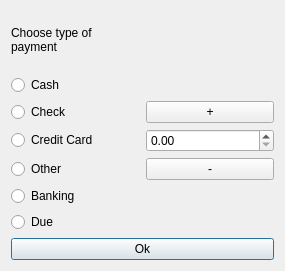
This is plugins/accountreceiptsplugin/ChoiceDialog.ui in FreeHealth/freehealth as Qt 5 draws it before an edit. The edited form follows.
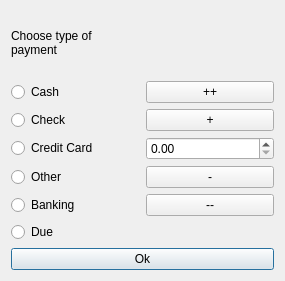
This is the edited form.

Patch:
```diff
--- a/plugins/accountreceiptsplugin/ChoiceDialog.ui
+++ b/plugins/accountreceiptsplugin/ChoiceDialog.ui
@@ -7,7 +7,7 @@
     <x>0</x>
     <y>0</y>
     <width>285</width>
-    <height>271</height>
+    <height>281</height>
    </rect>
   </property>
   <property name="windowTitle">
@@ -88,6 +88,20 @@
          </property>
         </widget>
        </item>
+       <item row="0" column="1">
+        <widget class="QPushButton" name="plusConstButton">
+         <property name="text">
+          <string>++</string>
+         </property>
+        </widget>
+       </item>
+       <item row="4" column="1">
+        <widget class="QPushButton" name="lessConstButton">
+         <property name="text">
+          <string>--</string>
+         </property>
+        </widget>
+       </item>
       </layout>
      </item>
      <item row="2" column="0">
```
